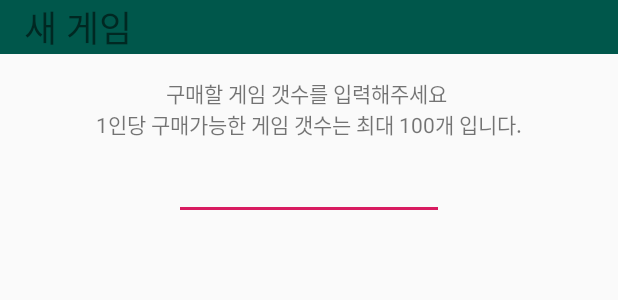
After one commit to JiseokKim/LottoPicker, an Android app: the layout popup_input_new_game.xml on its own in the app's theme, with its tools: preview values and no code run, on a phone screen of 412 x 824 dp. The commit adds this screen. Shown: the top 300 px of the screen. Run offline under Robolectric (Android 15) with nearby library versions, the phone set to English and light mode, and no system bars.

Commit message:
수정점: 기존의 게임횟수 조절기능을 Spinner에서 하지않고 Dialog에서 하도록 수정. 게임당 선택할 수 있는 로또볼 갯수를 7개에서 6개로 수정.
문제점:게임시작시 볼의 위치가 어긋난 상태로 시작됨 하지만 스크롤을 아래로 하여 볼을 화면에서 안보이게 한뒤 다시 스크롤을 위로 하면 정상적인 위치로 나타난다

Signed-off-by: JiseokKim1 <dnfl42clsrn4@hanmail.net>

```diff
--- a/app/src/main/AndroidManifest.xml
+++ b/app/src/main/AndroidManifest.xml
@@ -1,7 +1,6 @@
 <?xml version="1.0" encoding="utf-8"?>
 <manifest xmlns:android="http://schemas.android.com/apk/res/android"
     package="kim.com.test.lottopicker">
-
     <application
         android:allowBackup="true"
         android:icon="@mipmap/ic_launcher"
--- a/app/src/main/res/layout/lotto_ball_view.xml
+++ b/app/src/main/res/layout/lotto_ball_view.xml
@@ -3,7 +3,7 @@
     xmlns:android="http://schemas.android.com/apk/res/android"
     xmlns:tools="http://schemas.android.com/tools"
     android:layout_width="match_parent"
-    android:layout_height="match_parent"
+    android:layout_height="wrap_content"
     android:id="@+id/lottoBallFrameLayout">
     <ImageView
         android:layout_width="match_parent"
--- /dev/null
+++ b/app/src/main/res/layout/popup_input_new_game.xml
@@ -0,0 +1,38 @@
+<?xml version="1.0" encoding="utf-8"?>
+<android.support.constraint.ConstraintLayout xmlns:android="http://schemas.android.com/apk/res/android"
+    android:layout_width="match_parent"
+    android:layout_height="match_parent"
+    xmlns:app="http://schemas.android.com/apk/res-auto">
+    <TextView
+        android:layout_width="match_parent"
+        android:layout_height="36dp"
+        android:id="@+id/title_dialog"
+        android:paddingStart="16dp"
+        android:text="@string/title_new_game_dialog"
+        android:textSize="24sp"
+        android:gravity="center_vertical"
+        android:background="@color/colorPrimaryDark"
+        app:layout_constraintStart_toStartOf="parent"
+        app:layout_constraintTop_toTopOf="parent"
+        app:layout_constraintEnd_toEndOf="parent"/>
+    <TextView
+        android:layout_width="match_parent"
+        android:layout_height="wrap_content"
+        android:id="@+id/text_new_game_rule"
+        android:text="@string/new_game_input_text"
+        android:layout_marginTop="16dp"
+        android:textAlignment="center"
+        app:layout_constraintStart_toStartOf="parent"
+        app:layout_constraintTop_toBottomOf="@id/title_dialog"
+        app:layout_constraintEnd_toEndOf="parent" />
+    <EditText
+        android:layout_width="180dp"
+        android:layout_height="wrap_content"
+        android:id="@+id/input_game_number"
+        android:inputType="number"
+        android:layout_marginTop="8dp"
+        app:layout_constraintTop_toBottomOf="@id/text_new_game_rule"
+        app:layout_constraintStart_toStartOf="parent"
+        app:layout_constraintEnd_toEndOf="parent"/>
+
+</android.support.constraint.ConstraintLayout>
--- a/app/src/main/res/values/strings.xml
+++ b/app/src/main/res/values/strings.xml
@@ -3,6 +3,11 @@
     <string name="lotto_ball_description">로또복권의 공 그림</string>
     <string name="title">Lotto 6/45</string>
     <string name="game_time_text">게임횟수</string>
+    <string name="new_game_input_text">구매할 게임 갯수를 입력해주세요 \n1인당 구매가능한 게임 갯수는 최대 100개 입니다.</string>
+    <string name="new_game_start_text">새게임 시작</string>
+    <string name="ok">OK</string>
+    <string name="cancel">Cancel</string>
+    <string name="title_new_game_dialog">새 게임</string>
     <string-array name="game_time_array">
         <item>1회</item>
         <item>2회</item>
--- a/app/src/main/res/values/styles.xml
+++ b/app/src/main/res/values/styles.xml
@@ -1,7 +1,7 @@
 <resources>
 
     <!-- Base application theme. -->
-    <style name="AppTheme" parent="Theme.AppCompat.Light.DarkActionBar">
+    <style name="AppTheme" parent="Theme.AppCompat.Light.NoActionBar">
         <!-- Customize your theme here. -->
         <item name="colorPrimary">@color/colorPrimary</item>
         <item name="colorPrimaryDark">@color/colorPrimaryDark</item>
--- a/build.gradle
+++ b/build.gradle
@@ -7,7 +7,7 @@ buildscript {
         jcenter()
     }
     dependencies {
-        classpath 'com.android.tools.build:gradle:3.2.1'
+        classpath 'com.android.tools.build:gradle:3.3.2'
 
 
         // NOTE: Do not place your application dependencies here; they belong
```
Also changed, not shown: app/src/main/java/kim/com/test/lottopicker/MainActivity.java (+69 -23 lines), app/src/main/java/kim/com/test/lottopicker/NewGameDialogFragment.java (added, +73 -0 lines), app/src/main/java/kim/com/test/lottopicker/RandomPicker.java (+5 -2 lines), app/src/main/java/kim/com/test/lottopicker/lottoview/LottoBallView.java (+12 -5 lines), app/src/main/res/layout/activity_main.xml (+15 -5 lines), app/src/main/res/menu/menu_toolbar.xml (added, +7 -0 lines), gradle/wrapper/gradle-wrapper.properties.
